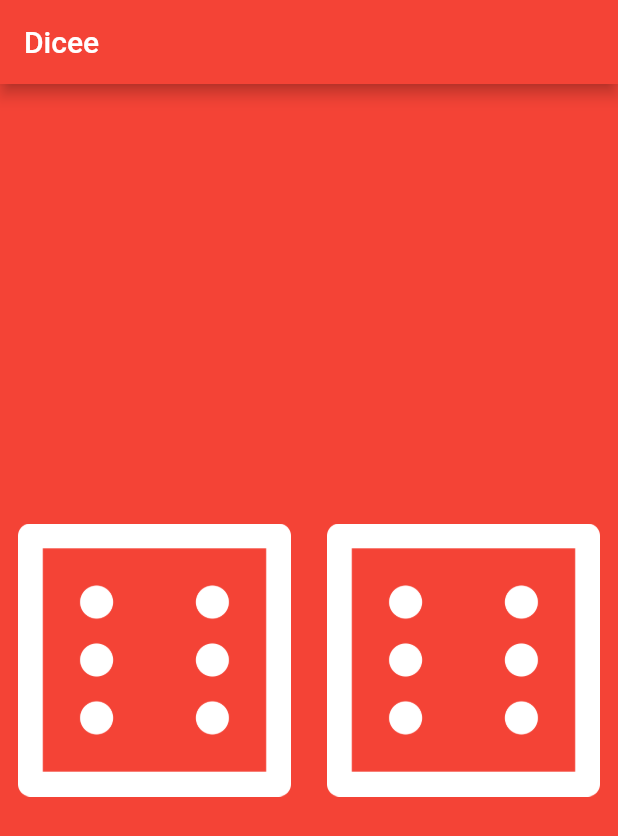
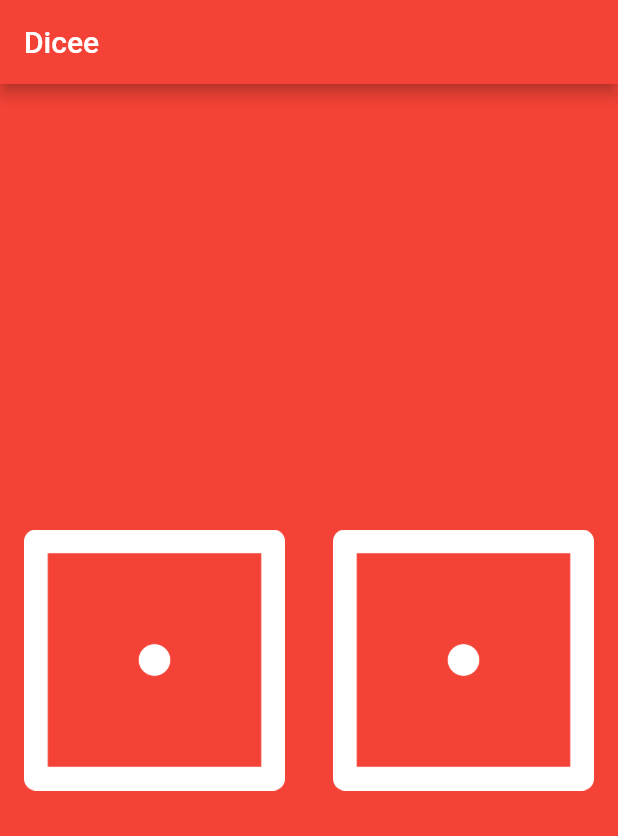
Before and after one commit to egulhan/flutter-practice-dice-app, a Flutter app: the screen it shows after launch, on a phone screen of 412 x 824 dp. Shown: the top 836 px of the screen. Run offline on Flutter 3.47's test engine with Material 2 defaults, Android fonts, the phone set to English and light mode, and no system bars.

```diff
--- a/lib/main.dart
+++ b/lib/main.dart
@@ -1,4 +1,5 @@
 import 'package:flutter/material.dart';
+import 'dart:math';
 
 void main() {
   return runApp(
@@ -15,7 +16,22 @@ void main() {
   );
 }
 
-class DicePage extends StatelessWidget {
+class DicePage extends StatefulWidget {
+  @override
+  _DicePageState createState() => _DicePageState();
+}
+
+class _DicePageState extends State<DicePage> {
+  int leftDiceNum = 1;
+  int rightDiceNum = 1;
+
+  void randomiseDiceNumbers() {
+    setState(() {
+      leftDiceNum = Random().nextInt(6) + 1;
+      rightDiceNum = Random().nextInt(6) + 1;
+    });
+  }
+
   @override
   Widget build(BuildContext context) {
     return Container(
@@ -23,15 +39,19 @@ class DicePage extends StatelessWidget {
         child: Row(
           children: <Widget>[
             Expanded(
-              child: Padding(
-                padding: const EdgeInsets.all(12.0),
-                child: Image.asset('images/dice6.png'),
+              child: FlatButton(
+                onPressed: () {
+                  randomiseDiceNumbers();
+                },
+                child: Image.asset('images/dice$leftDiceNum.png'),
               ),
             ),
             Expanded(
-              child: Padding(
-                padding: const EdgeInsets.all(12.0),
-                child: Image.asset('images/dice6.png'),
+              child: FlatButton(
+                onPressed: () {
+                  randomiseDiceNumbers();
+                },
+                child: Image.asset('images/dice$rightDiceNum.png'),
               ),
             ),
           ],
```
